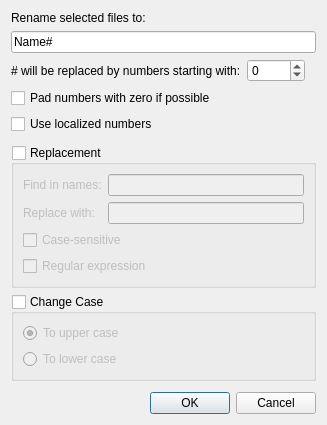
Before: the Qt Designer form pcmanfm/bulk-rename.ui in lxqt/pcmanfm-qt, drawn with Qt 5.
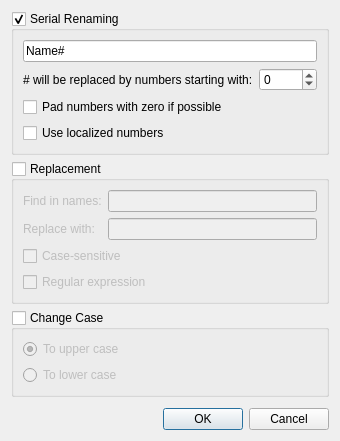
After: the same form once the commit is applied.

Commit message:
Show bulk rename dialog again on failure (#2030)
A failure means one of these: (1) nothing is renamed, (2) an empty string is searched, or (3) an invalid regex is searched. Then the dialog will be shown again with its previous state, after the error message is closed.

Also, as a compromise between different opinions, a group-box is added and all group-boxes are made mutually exclusive. This also simplifies the code a little.

Patch:
```diff
--- a/pcmanfm/bulk-rename.ui
+++ b/pcmanfm/bulk-rename.ui
@@ -5,15 +5,17 @@
   <property name="windowTitle">
    <string>Bulk Rename</string>
   </property>
-  <layout class="QGridLayout" name="gridLayout">
-   <item row="0" column="0" colspan="3">
-    <widget class="QLabel" name="mainLabel">
-     <property name="text">
-      <string>Rename selected files to:</string>
+  <layout class="QVBoxLayout" name="verticalLayout">
+   <item>
+    <widget class="QGroupBox" name="serialGroupBox">
+     <property name="title">
+      <string>Serial Renaming</string>
      </property>
-    </widget>
-   </item>
-   <item row="1" column="0" colspan="3">
+     <property name="checkable">
+      <bool>true</bool>
+     </property>
+     <layout class="QVBoxLayout" name="verticalLayout_2">
+      <item>
     <widget class="QLineEdit" name="lineEdit">
      <property name="sizePolicy">
       <sizepolicy hsizetype="MinimumExpanding" vsizetype="Fixed">
@@ -26,14 +28,16 @@
      </property>
     </widget>
    </item>
-   <item row="2" column="0">
+      <item>
+       <layout class="QHBoxLayout" name="horizontalLayout">
+        <item>
     <widget class="QLabel" name="startLabel">
      <property name="text">
       <string># will be replaced by numbers starting with:</string>
      </property>
     </widget>
    </item>
-   <item row="2" column="1">
+        <item>
     <widget class="QSpinBox" name="spinBox">
      <property name="minimum">
       <number>-1000</number>
@@ -43,53 +47,39 @@
      </property>
     </widget>
    </item>
-   <item row="2" column="2">
+        <item>
     <spacer name="horizontalSpacer">
      <property name="orientation">
-      <enum>Qt::Horizontal</enum>
-     </property>
-     <property name="sizeType">
-      <enum>QSizePolicy::MinimumExpanding</enum>
+           <enum>Qt::Orientation::Horizontal</enum>
      </property>
      <property name="sizeHint" stdset="0">
       <size>
-       <width>5</width>
+            <width>0</width>
        <height>5</height>
       </size>
      </property>
     </spacer>
    </item>
-   <item row="3" column="0" colspan="3">
+       </layout>
+      </item>
+      <item>
     <widget class="QCheckBox" name="zeroBox">
      <property name="text">
       <string>Pad numbers with zero if possible</string>
      </property>
     </widget>
    </item>
-   <item row="4" column="0" colspan="3">
+      <item>
     <widget class="QCheckBox" name="localeBox">
      <property name="text">
       <string>Use localized numbers</string>
      </property>
     </widget>
    </item>
-   <item row="5" column="0">
-    <spacer name="verticalSpacer">
-     <property name="orientation">
-      <enum>Qt::Vertical</enum>
-     </property>
-     <property name="sizeType">
-      <enum>QSizePolicy::Fixed</enum>
-     </property>
-     <property name="sizeHint" stdset="0">
-      <size>
-       <width>5</width>
-       <height>5</height>
-      </size>
-     </property>
-    </spacer>
+     </layout>
+    </widget>
    </item>
-   <item row="6" column="0" colspan="3">
+   <item>
     <widget class="QGroupBox" name="replaceGroupBox">
      <property name="title">
       <string>Replacement</string>
@@ -138,7 +128,7 @@
      </layout>
     </widget>
    </item>
-   <item row="7" column="0" colspan="3">
+   <item>
     <widget class="QGroupBox" name="caseGroupBox">
      <property name="title">
       <string>Change Case</string>
@@ -149,7 +139,7 @@
      <property name="checked">
       <bool>false</bool>
      </property>
-     <layout class="QVBoxLayout" name="verticalLayout">
+     <layout class="QVBoxLayout" name="verticalLayout_3">
       <item>
        <widget class="QRadioButton" name="upperCaseButton">
         <property name="text">
@@ -170,7 +160,7 @@
      </layout>
     </widget>
    </item>
-   <item row="8" column="0">
+   <item>
     <spacer name="verticalSpacer_2">
      <property name="orientation">
       <enum>Qt::Vertical</enum>
@@ -186,7 +176,7 @@
      </property>
     </spacer>
    </item>
-   <item row="9" column="0" colspan="3">
+   <item>
     <widget class="QDialogButtonBox" name="buttonBox">
      <property name="standardButtons">
       <set>QDialogButtonBox::Cancel|QDialogButtonBox::Ok</set>
```
Lines whose indentation alone changed are shown as unchanged. The commit also changes 2 other files.
